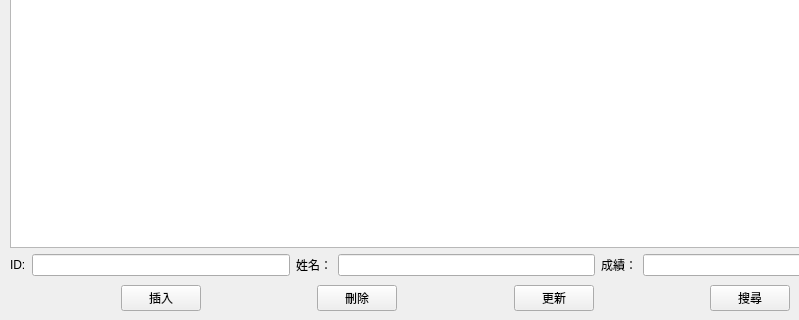
The window that student.ui (yuxnzs/Student-Grade-System) describes before a commit, drawn with Qt 5; both pictures show x 0 to 799 and y 150 to 470 of the 910 by 470 pixel window.
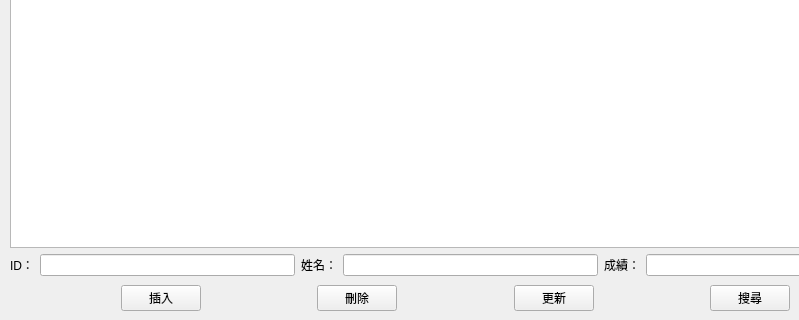
The same window after the commit. Icons and pictures are not drawn.

Commit message: Translate UI text from English to Traditional Chinese

```diff
--- a/student.ui
+++ b/student.ui
@@ -74,7 +74,7 @@
       <item>
        <widget class="QLabel" name="lblID">
         <property name="text">
-         <string>ID:</string>
+         <string>ID：</string>
         </property>
        </widget>
       </item>
```
Left out of the diff: 2 changed lines with no effect on the pictures. The commit also changes 1 other file.
